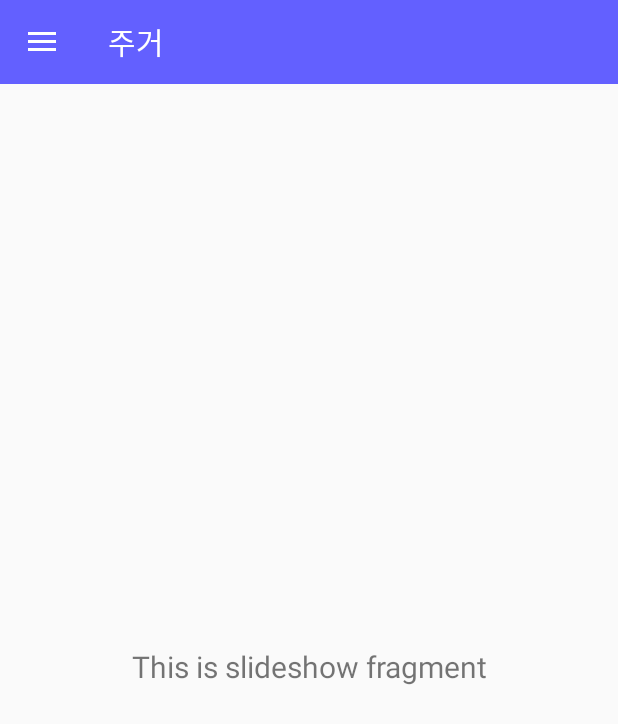
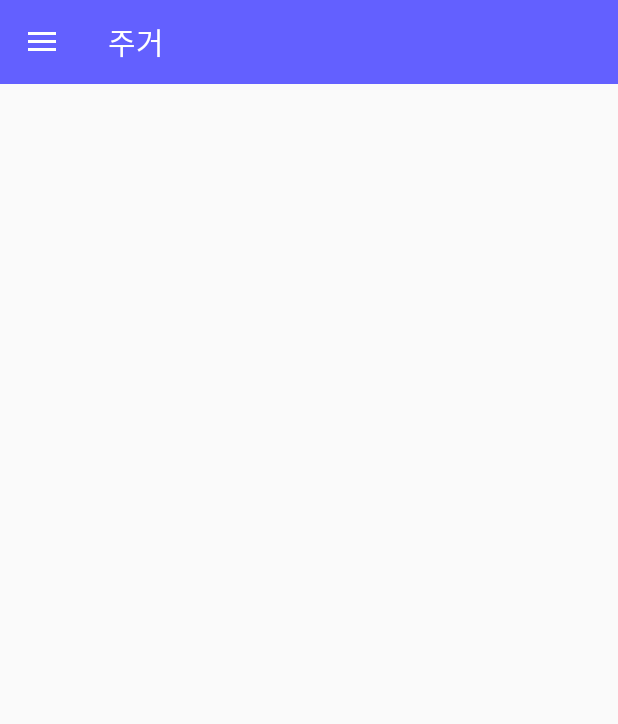
Before and after one commit to kyungminlee-12/Team33, an Android app: the screen it shows after launch (MainActivity), in the side drawer, after a tap on "주거", on a phone screen of 412 x 824 dp. Shown: the top 724 px of the screen. Run offline under Robolectric (Android 15) with nearby library versions, the phone set to English and light mode, and no system bars; our stand-ins replace navigation-ui.

Commit message:
정책 데이터 변경

```diff
--- a/app/src/main/java/com/example/team33/ui/gallery/GalleryFragment.java
+++ b/app/src/main/java/com/example/team33/ui/gallery/GalleryFragment.java
@@ -10,7 +10,6 @@ import androidx.annotation.NonNull;
 import androidx.annotation.Nullable;
 import androidx.fragment.app.Fragment;
 import androidx.lifecycle.Observer;
-import androidx.lifecycle.ViewModelProvider;
 
 import com.example.team33.R;
 
@@ -20,16 +19,8 @@ public class GalleryFragment extends Fragment {
 
     public View onCreateView(@NonNull LayoutInflater inflater,
                              ViewGroup container, Bundle savedInstanceState) {
-        galleryViewModel =
-                new ViewModelProvider(this).get(GalleryViewModel.class);
         View root = inflater.inflate(R.layout.fragment_gallery, container, false);
-        final TextView textView = root.findViewById(R.id.text_gallery);
-        galleryViewModel.getText().observe(getViewLifecycleOwner(), new Observer<String>() {
-            @Override
-            public void onChanged(@Nullable String s) {
-                textView.setText(s);
-            }
-        });
+
         return root;
     }
 }
--- a/app/src/main/java/com/example/team33/ui/home/HomeFragment.java
+++ b/app/src/main/java/com/example/team33/ui/home/HomeFragment.java
@@ -24,8 +24,9 @@ public class HomeFragment extends Fragment {
     private HomeViewModel homeViewModel;
 
     RecyclerView mRecyclerView1, mRecyclerView2;
-    MyRecyclerAdapter mRecyclerAdapter;
+    MyRecyclerAdapter mRecyclerAdapter, mRecyclerAdapter2;
     ArrayList<PolicyItem> mpolicyItems = new ArrayList<>();;
+    ArrayList<PolicyItem> mpolicyItems2 = new ArrayList<>();;
 
     public View onCreateView(@NonNull LayoutInflater inflater,
                              ViewGroup container, Bundle savedInstanceState) {
@@ -46,15 +47,17 @@ public class HomeFragment extends Fragment {
         mRecyclerView2 = (RecyclerView) rootView.findViewById(R.id.recyclerView2);
 
         mpolicyItems = PolicyItem.createContactsList(3);
+        mpolicyItems2 = PolicyItem.createContactsList2(3);
 
         /* initiate adapter */
         mRecyclerAdapter = new MyRecyclerAdapter(getActivity(), mpolicyItems);
+        mRecyclerAdapter2 = new MyRecyclerAdapter(getActivity(), mpolicyItems2);
 
         /* initiate recyclerview */
         mRecyclerView1.setAdapter(mRecyclerAdapter);
         mRecyclerView1.setLayoutManager(new LinearLayoutManager(getActivity()));
 
-        mRecyclerView2.setAdapter(mRecyclerAdapter);
+        mRecyclerView2.setAdapter(mRecyclerAdapter2);
         mRecyclerView2.setLayoutManager(new LinearLayoutManager(getActivity()));
 
         return rootView;
--- a/app/src/main/java/com/example/team33/ui/home/PolicyItem.java
+++ b/app/src/main/java/com/example/team33/ui/home/PolicyItem.java
@@ -42,10 +42,25 @@ public class PolicyItem {
     public static ArrayList<PolicyItem> createContactsList(int numContacts) {
         ArrayList<PolicyItem> contacts = new ArrayList<PolicyItem>();
 
-        for (int i = 1; i <= numContacts; i++) {
-            contacts.add(new PolicyItem(R.drawable.ic_baseline_home_24,"청년 주거지원 방안","청년 임대주택 본격 공급, 대학 기숙사 확충, 희망상가 공급"));
-        }
+        //for (int i = 1; i <= numContacts; i++) {
+        //    contacts.add(new PolicyItem(R.drawable.ic_baseline_home_24,"청년 주거지원 방안","청년 임대주택 본격 공급, 대학 기숙사 확충, 희망상가 공급"));
+        //}
+        contacts.add(new PolicyItem(R.drawable.ic_baseline_home_24,"청년 주거지원 방안","청년 임대주택 본격 공급, 대학 기숙사 확충, 희망상가 공급"));
+        contacts.add(new PolicyItem(R.drawable.ic_baseline_home_24,"국민취업지원제도","취업을 희망하는 분들에게 취업지원서비스를 종합적으로 제공하고, 저소득 구직자에는 최소한의 소득도 지원"));
+        contacts.add(new PolicyItem(R.drawable.ic_baseline_home_24,"청년수당","서울시에 거주하고 있는 만 19세~34세 미취업 청년들의 구직 활동을 촉진하는 수당 지원"));
 
         return contacts;
     }
+
+    public static ArrayList<PolicyItem> createContactsList2(int numContacts) {
+        ArrayList<PolicyItem> contacts2 = new ArrayList<PolicyItem>();
+
+        //for (int i = 1; i <= numContacts; i++) {
+        //    contacts.add(new PolicyItem(R.drawable.ic_baseline_home_24,"청년 주거지원 방안","청년 임대주택 본격 공급, 대학 기숙사 확충, 희망상가 공급"));
+        //}
+        contacts2.add(new PolicyItem(R.drawable.ic_baseline_home_24,"청년 일자리 도약 장려금 신설","코로나 블루 대응을 위한 “마음건강바우처” 신설, 코로나 졸업반 고졸 청년 패키지 지원 등 청년들이 당면하고 있는 어려움을 적극 해소해 나갈 계획"));
+        contacts2.add(new PolicyItem(R.drawable.ic_baseline_home_24,"마음건강 바우처 1.5만명 지원","청년세대 내 격차를 완화하여 모든 청년들이 공정한 출발선에 설 수 있도록 적극 지원" ));
+        contacts2.add(new PolicyItem(R.drawable.ic_baseline_home_24," 코로나 졸업반 고졸청년 패키지 지원 강화","청년의 디지털 직무능력 개발 지원 확대, 청년창업 활성화 3대 패키지, 장병 사회복귀 지원 등 맞춤형 역량개발 지원도 강화할 계획"));
+        return contacts2;
+    }
 }
--- a/app/src/main/java/com/example/team33/ui/slideshow/SlideshowFragment.java
+++ b/app/src/main/java/com/example/team33/ui/slideshow/SlideshowFragment.java
@@ -10,7 +10,7 @@ import androidx.annotation.NonNull;
 import androidx.annotation.Nullable;
 import androidx.fragment.app.Fragment;
 import androidx.lifecycle.Observer;
-import androidx.lifecycle.ViewModelProvider;
+
 
 import com.example.team33.R;
 
@@ -20,16 +20,8 @@ public class SlideshowFragment extends Fragment {
 
     public View onCreateView(@NonNull LayoutInflater inflater,
                              ViewGroup container, Bundle savedInstanceState) {
-        slideshowViewModel =
-                new ViewModelProvider(this).get(SlideshowViewModel.class);
+
         View root = inflater.inflate(R.layout.fragment_slideshow, container, false);
-        final TextView textView = root.findViewById(R.id.text_slideshow);
-        slideshowViewModel.getText().observe(getViewLifecycleOwner(), new Observer<String>() {
-            @Override
-            public void onChanged(@Nullable String s) {
-                textView.setText(s);
-            }
-        });
         return root;
     }
 }
```
